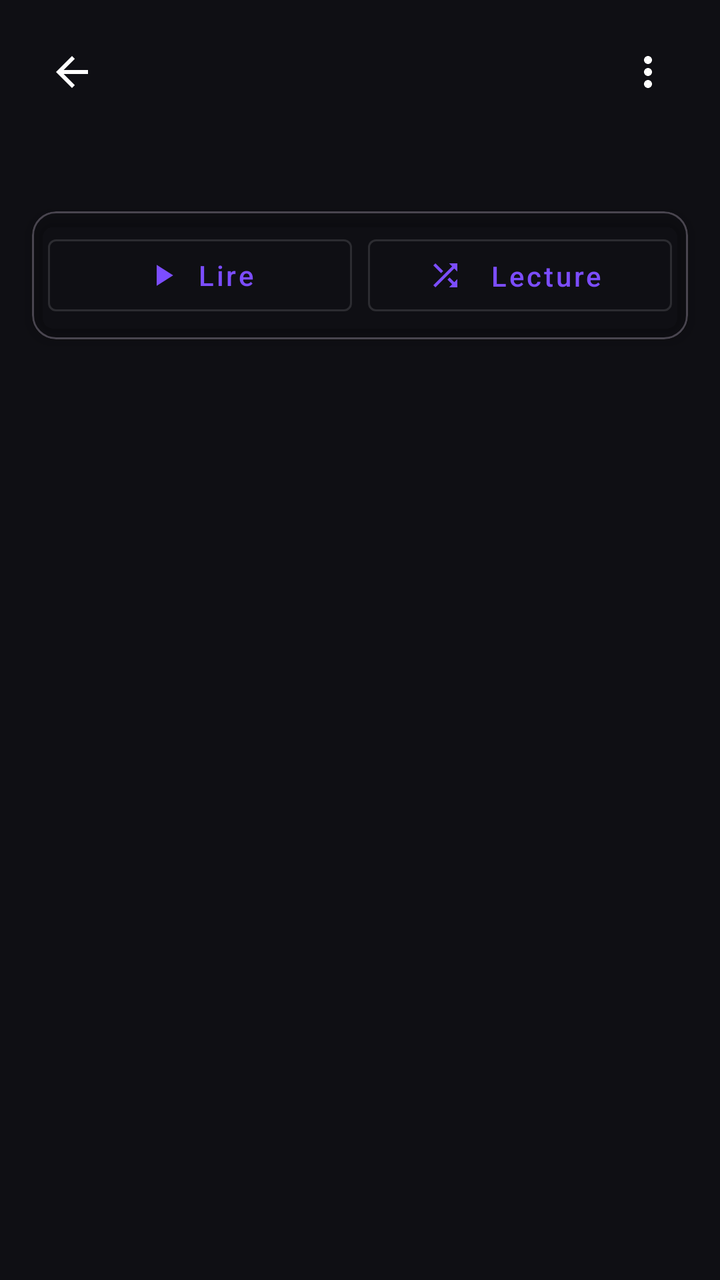
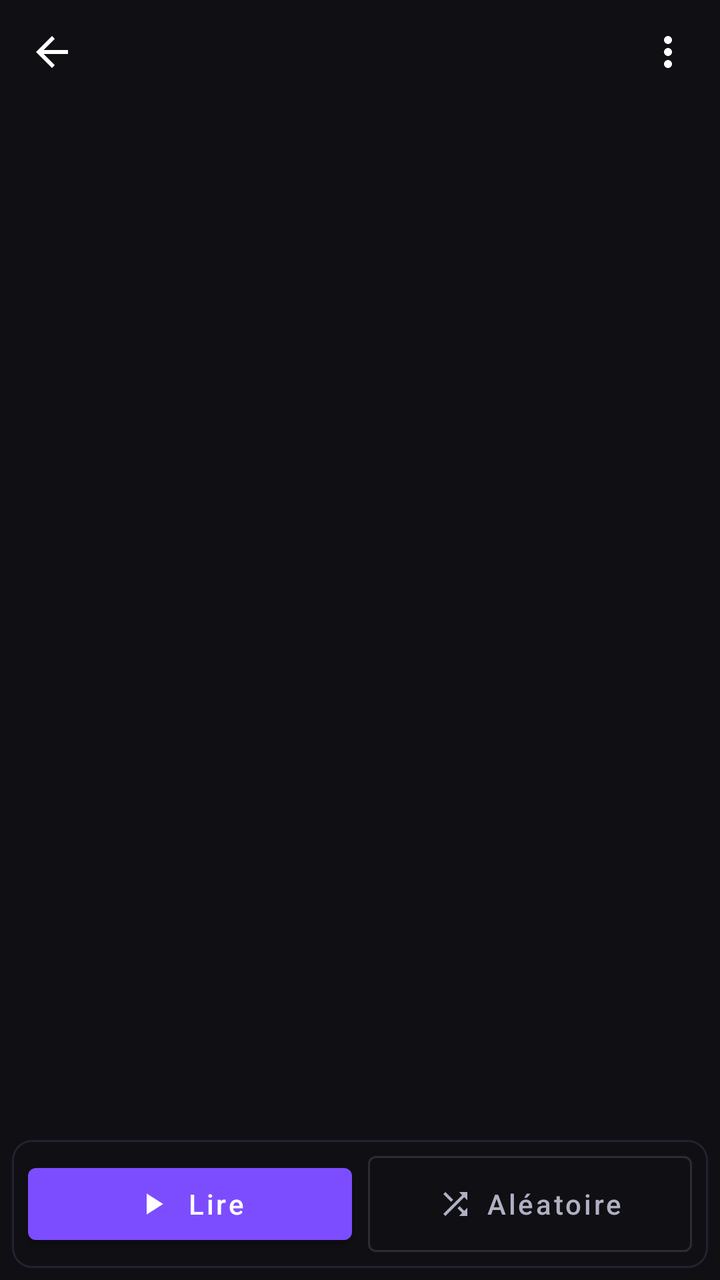

Before-and-after screenshots of an Android layout around one commit, followed by the original layout XML and the change that was made.
<!-- AndroidManifest.xml: application theme Theme.Melodie -->
<!-- res/layout/fragment_playlist_detail.xml -->
<?xml version="1.0" encoding="utf-8"?>
<LinearLayout xmlns:android="http://schemas.android.com/apk/res/android"
    xmlns:app="http://schemas.android.com/apk/res-auto"
    android:layout_width="match_parent"
    android:layout_height="match_parent"
    android:orientation="vertical"
    android:background="@color/bg_dark">

    
    <LinearLayout
        android:layout_width="match_parent"
        android:layout_height="wrap_content"
        android:gravity="center_vertical"
        android:orientation="horizontal"
        android:padding="16dp">

        <ImageButton
            android:id="@+id/btn_back"
            android:layout_width="40dp"
            android:layout_height="40dp"
            android:background="?attr/selectableItemBackgroundBorderless"
            android:contentDescription="@string/player_back"
            android:src="@drawable/ic_back" />

        <TextView
            android:id="@+id/title"
            android:layout_width="0dp"
            android:layout_height="wrap_content"
            android:layout_marginStart="16dp"
            android:layout_weight="1"
            android:ellipsize="end"
            android:maxLines="1"
            android:textColor="@color/text_primary"
            android:textSize="20sp"
            android:textStyle="bold" />

        <ImageButton
            android:id="@+id/btn_menu"
            android:layout_width="40dp"
            android:layout_height="40dp"
            android:background="?attr/selectableItemBackgroundBorderless"
            android:contentDescription="@string/song_more_actions"
            android:src="@drawable/ic_more_vert" />
    </LinearLayout>

    
    <TextView
        android:id="@+id/subtitle"
        android:layout_width="match_parent"
        android:layout_height="wrap_content"
        android:paddingStart="16dp"
        android:paddingEnd="16dp"
        android:textColor="@color/text_secondary"
        android:textSize="13sp" />

    
    <com.google.android.material.card.MaterialCardView
        android:layout_width="match_parent"
        android:layout_height="wrap_content"
        android:layout_margin="16dp"
        app:cardBackgroundColor="@color/primary"
        app:cardCornerRadius="12dp"
        app:cardElevation="4dp">

        <androidx.constraintlayout.widget.ConstraintLayout
            android:layout_width="match_parent"
            android:layout_height="wrap_content"
            android:padding="8dp">

            <com.google.android.material.button.MaterialButton
                android:id="@+id/btn_play"
                android:layout_width="0dp"
                android:layout_height="48dp"
                android:gravity="center"
                android:maxLines="1"
                android:textAllCaps="false"
                android:text="@string/playlist_play"
                app:iconSize="18dp"
                app:icon="@drawable/ic_play"
                app:iconGravity="textStart"
                app:iconPadding="8dp"
                app:layout_constraintBottom_toBottomOf="parent"
                app:layout_constraintEnd_toStartOf="@id/btn_shuffle"
                app:layout_constraintStart_toStartOf="parent"
                app:layout_constraintTop_toTopOf="parent"
                style="@style/Widget.MaterialComponents.Button.OutlinedButton" />

            <com.google.android.material.button.MaterialButton
                android:id="@+id/btn_shuffle"
                android:layout_width="0dp"
                android:layout_height="48dp"
                android:gravity="center"
                android:maxLines="1"
                android:textAllCaps="false"
                android:text="@string/playlist_shuffle"
                app:iconSize="18dp"
                app:icon="@drawable/ic_shuffle"
                app:iconGravity="textStart"
                app:iconPadding="8dp"
                app:layout_constraintBottom_toBottomOf="parent"
                app:layout_constraintEnd_toEndOf="parent"
                app:layout_constraintStart_toEndOf="@id/btn_play"
                app:layout_constraintTop_toTopOf="parent"
                app:layout_constraintHorizontal_chainStyle="spread"
                android:layout_marginStart="8dp"
                style="@style/Widget.MaterialComponents.Button.OutlinedButton" />
        </androidx.constraintlayout.widget.ConstraintLayout>
    </com.google.android.material.card.MaterialCardView>


    <TextView
        android:id="@+id/empty_text"
        android:layout_width="match_parent"
        android:layout_height="wrap_content"
        android:layout_marginTop="20dp"
        android:gravity="center"
        android:text="@string/playlist_empty_tracks"
        android:textColor="@color/text_secondary"
        android:textSize="14sp"
        android:visibility="gone" />

    <androidx.recyclerview.widget.RecyclerView
        android:id="@+id/recycler"
        android:layout_width="match_parent"
        android:layout_height="0dp"
        android:layout_marginTop="8dp"
        android:layout_weight="1" />

</LinearLayout>
<!-- resources referenced by this layout -->
<resources>
  <color name="bg_dark">#0F0F14</color>
  <color name="text_primary">#FFFFFF</color>
  <color name="text_secondary">#B0B0C3</color>
  <!-- drawable ic_back (drawable) -->
  <vector xmlns:android="http://schemas.android.com/apk/res/android"
      android:width="24dp" android:height="24dp"
      android:viewportWidth="24" android:viewportHeight="24"
      android:tint="?attr/colorOnSurface">
      <path android:fillColor="@android:color/white" android:pathData="M20,11H7.83l5.59,-5.59L12,4l-8,8 8,8 1.41,-1.41L7.83,13H20v-2z" />
  </vector>
  <!-- drawable ic_more_vert (drawable) -->
  <vector xmlns:android="http://schemas.android.com/apk/res/android"
      android:width="24dp" android:height="24dp"
      android:viewportWidth="24" android:viewportHeight="24"
      android:tint="?attr/colorOnSurface">
      <path android:fillColor="@android:color/white" android:pathData="M12,8c1.1,0 2,-0.9 2,-2s-0.9,-2 -2,-2 -2,0.9 -2,2 0.9,2 2,2zM12,10c-1.1,0 -2,0.9 -2,2s0.9,2 2,2 2,-0.9 2,-2 -0.9,-2 -2,-2zM12,16c-1.1,0 -2,0.9 -2,2s0.9,2 2,2 2,-0.9 2,-2 -0.9,-2 -2,-2z" />
  </vector>
  <!-- drawable ic_play (drawable) -->
  <vector xmlns:android="http://schemas.android.com/apk/res/android"
      android:width="24dp" android:height="24dp"
      android:viewportWidth="24" android:viewportHeight="24"
      android:tint="?attr/colorOnSurface">
      <path android:fillColor="@android:color/white" android:pathData="M8,5v14l11,-7z" />
  </vector>
  <!-- drawable ic_shuffle (drawable) -->
  <vector xmlns:android="http://schemas.android.com/apk/res/android"
      android:width="24dp" android:height="24dp"
      android:viewportWidth="24" android:viewportHeight="24"
      android:tint="?attr/colorOnSurface">
      <path android:fillColor="@android:color/white" android:pathData="M10.59,9.17L5.41,4 4,5.41l5.17,5.17 1.42,-1.41zM14.5,4l2.04,2.04L4,18.59 5.41,20 17.96,7.46 20,9.5V4h-5.5zm0.33,9.41l-1.41,1.41 3.13,3.13L14.5,20H20v-5.5l-2.04,2.04 -3.13,-3.13z" />
  </vector>
  <string name="player_back">Retour</string>
  <string name="playlist_empty_tracks">Cette playlist est vide. Ajoute des morceaux depuis le menu d\'un titre.</string>
  <string name="playlist_play">Lire</string>
  <string name="playlist_shuffle">Lecture aléatoire</string>
  <string name="song_more_actions">Actions du morceau</string>
  <style name="Theme.Melodie" parent="Theme.Material3.Dark.NoActionBar">
          <item name="colorPrimary">@color/melodie_purple</item>
          <item name="colorOnPrimary">@color/white</item>
          <item name="colorSecondary">@color/audio_cyan</item>
          <item name="colorOnSecondary">@color/black</item>
          <item name="colorTertiary">@color/energy_green</item>
          <item name="colorOnTertiary">@color/black</item>
  
          <item name="android:colorBackground">@color/bg_dark</item>
          <item name="colorSurface">@color/surface</item>
          <item name="colorSurfaceVariant">@color/surface_variant</item>
          <item name="colorOnBackground">@color/text_primary</item>
          <item name="colorOnSurface">@color/text_primary</item>
          <item name="colorOnSurfaceVariant">@color/text_secondary</item>
  
          <item name="android:statusBarColor">@color/bg_dark</item>
          <item name="android:navigationBarColor">@color/bg_dark</item>
          <item name="android:windowLightStatusBar">false</item>
      </style>
  <color name="melodie_purple">#7C4DFF</color>
  <color name="white">#FFFFFFFF</color>
  <color name="audio_cyan">#00D4FF</color>
  <color name="black">#FF000000</color>
  <color name="energy_green">#00E5A8</color>
  <color name="surface">#1A1A22</color>
  <color name="surface_variant">#232333</color>
</resources>

<!-- the commit's change to res/layout/fragment_playlist_detail.xml (unified diff, before → after) -->
@@ -12,7 +12,7 @@
         android:layout_height="wrap_content"
         android:gravity="center_vertical"
         android:orientation="horizontal"
-        android:padding="16dp">
+        android:padding="6dp">
 
         <ImageButton
             android:id="@+id/btn_back"
@@ -50,69 +50,15 @@
         android:layout_height="wrap_content"
         android:paddingStart="16dp"
         android:paddingEnd="16dp"
+        android:paddingBottom="6dp"
         android:textColor="@color/text_secondary"
         android:textSize="13sp" />
-
-    
-    <com.google.android.material.card.MaterialCardView
-        android:layout_width="match_parent"
-        android:layout_height="wrap_content"
-        android:layout_margin="16dp"
-        app:cardBackgroundColor="@color/primary"
-        app:cardCornerRadius="12dp"
-        app:cardElevation="4dp">
-
-        <androidx.constraintlayout.widget.ConstraintLayout
-            android:layout_width="match_parent"
-            android:layout_height="wrap_content"
-            android:padding="8dp">
-
-            <com.google.android.material.button.MaterialButton
-                android:id="@+id/btn_play"
-                android:layout_width="0dp"
-                android:layout_height="48dp"
-                android:gravity="center"
-                android:maxLines="1"
-                android:textAllCaps="false"
-                android:text="@string/playlist_play"
-                app:iconSize="18dp"
-                app:icon="@drawable/ic_play"
-                app:iconGravity="textStart"
-                app:iconPadding="8dp"
-                app:layout_constraintBottom_toBottomOf="parent"
-                app:layout_constraintEnd_toStartOf="@id/btn_shuffle"
-                app:layout_constraintStart_toStartOf="parent"
-                app:layout_constraintTop_toTopOf="parent"
-                style="@style/Widget.MaterialComponents.Button.OutlinedButton" />
-
-            <com.google.android.material.button.MaterialButton
-                android:id="@+id/btn_shuffle"
-                android:layout_width="0dp"
-                android:layout_height="48dp"
-                android:gravity="center"
-                android:maxLines="1"
-                android:textAllCaps="false"
-                android:text="@string/playlist_shuffle"
-                app:iconSize="18dp"
-                app:icon="@drawable/ic_shuffle"
-                app:iconGravity="textStart"
-                app:iconPadding="8dp"
-                app:layout_constraintBottom_toBottomOf="parent"
-                app:layout_constraintEnd_toEndOf="parent"
-                app:layout_constraintStart_toEndOf="@id/btn_play"
-                app:layout_constraintTop_toTopOf="parent"
-                app:layout_constraintHorizontal_chainStyle="spread"
-                android:layout_marginStart="8dp"
-                style="@style/Widget.MaterialComponents.Button.OutlinedButton" />
-        </androidx.constraintlayout.widget.ConstraintLayout>
-    </com.google.android.material.card.MaterialCardView>
-
 
     <TextView
         android:id="@+id/empty_text"
         android:layout_width="match_parent"
         android:layout_height="wrap_content"
-        android:layout_marginTop="20dp"
+        android:layout_marginTop="8dp"
         android:gravity="center"
         android:text="@string/playlist_empty_tracks"
         android:textColor="@color/text_secondary"
@@ -123,7 +69,67 @@
         android:id="@+id/recycler"
         android:layout_width="match_parent"
         android:layout_height="0dp"
-        android:layout_marginTop="8dp"
         android:layout_weight="1" />
 
+    
+    <com.google.android.material.card.MaterialCardView
+        android:layout_width="match_parent"
+        android:layout_height="wrap_content"
+        android:layout_marginStart="6dp"
+        android:layout_marginTop="6dp"
+        android:layout_marginEnd="6dp"
+        android:layout_marginBottom="6dp"
+        app:cardBackgroundColor="@color/bg_dark"
+        app:cardCornerRadius="10dp"
+        app:strokeColor="@color/surface_variant"
+        app:strokeWidth="1dp"
+        app:cardElevation="0dp">
+
+        <LinearLayout
+            android:layout_width="match_parent"
+            android:layout_height="wrap_content"
+            android:orientation="horizontal"
+            android:padding="8dp">
+
+            <com.google.android.material.button.MaterialButton
+                android:id="@+id/btn_play"
+                android:layout_width="0dp"
+                android:layout_height="48dp"
+                android:layout_weight="1"
+                android:gravity="center"
+                android:maxLines="1"
+                android:text="@string/playlist_play"
+                android:textAllCaps="false"
+                android:textColor="@color/white"
+                app:backgroundTint="@color/melodie_purple"
+                app:icon="@drawable/ic_play"
+                app:iconGravity="textStart"
+                app:iconPadding="8dp"
+                app:iconSize="18dp"
+                app:iconTint="@color/white"
+                style="@style/Widget.MaterialComponents.Button" />
+
+            <com.google.android.material.button.MaterialButton
+                android:id="@+id/btn_shuffle"
+                android:layout_width="0dp"
+                android:layout_height="48dp"
+                android:layout_weight="1"
+                android:layout_marginStart="8dp"
+                android:ellipsize="end"
+                android:insetTop="0dp"
+                android:insetBottom="0dp"
+                android:maxLines="1"
+                android:minWidth="0dp"
+                android:text="@string/playlist_shuffle"
+                android:textAllCaps="false"
+                android:textColor="@color/text_secondary"
+                app:icon="@drawable/ic_shuffle"
+                app:iconGravity="textStart"
+                app:iconPadding="6dp"
+                app:iconSize="18dp"
+                app:iconTint="@color/text_secondary"
+                style="@style/Widget.MaterialComponents.Button.OutlinedButton" />
+        </LinearLayout>
+    </com.google.android.material.card.MaterialCardView>
+
 </LinearLayout>
<!-- resource entries referenced after the edit -->
@@ -34,7 +34,7 @@
   <string name="player_back">Retour</string>
   <string name="playlist_empty_tracks">Cette playlist est vide. Ajoute des morceaux depuis le menu d\'un titre.</string>
   <string name="playlist_play">Lire</string>
-  <string name="playlist_shuffle">Lecture aléatoire</string>
+  <string name="playlist_shuffle">Aléatoire</string>
   <string name="song_more_actions">Actions du morceau</string>
   <style name="Theme.Melodie" parent="Theme.Material3.Dark.NoActionBar">
           <item name="colorPrimary">@color/melodie_purple</item>
